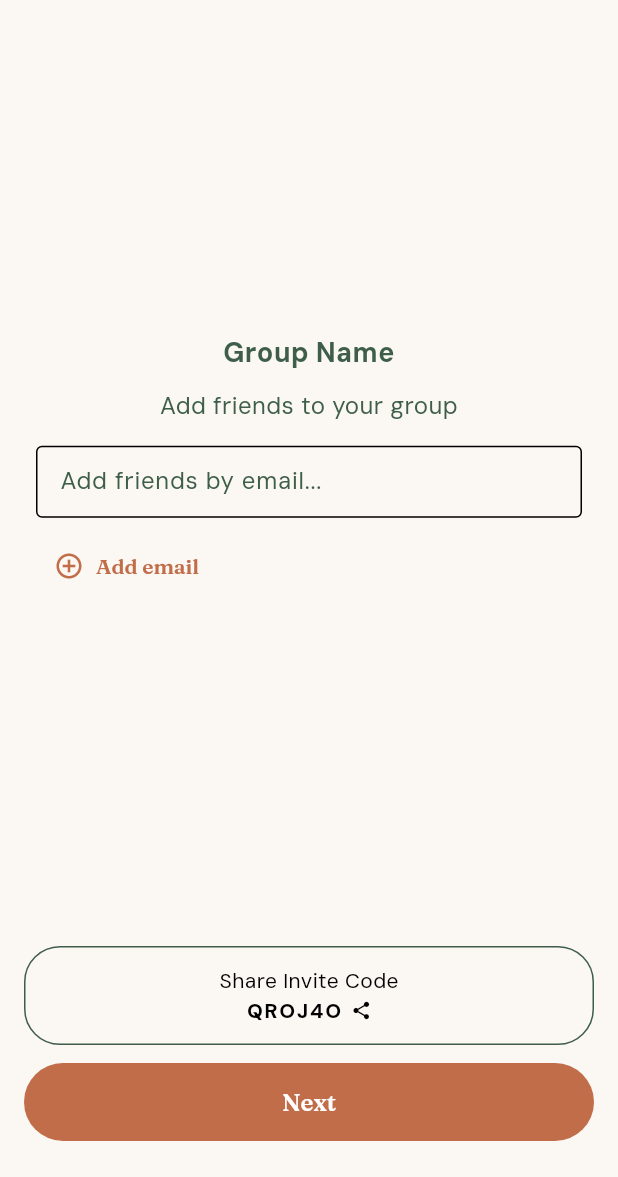
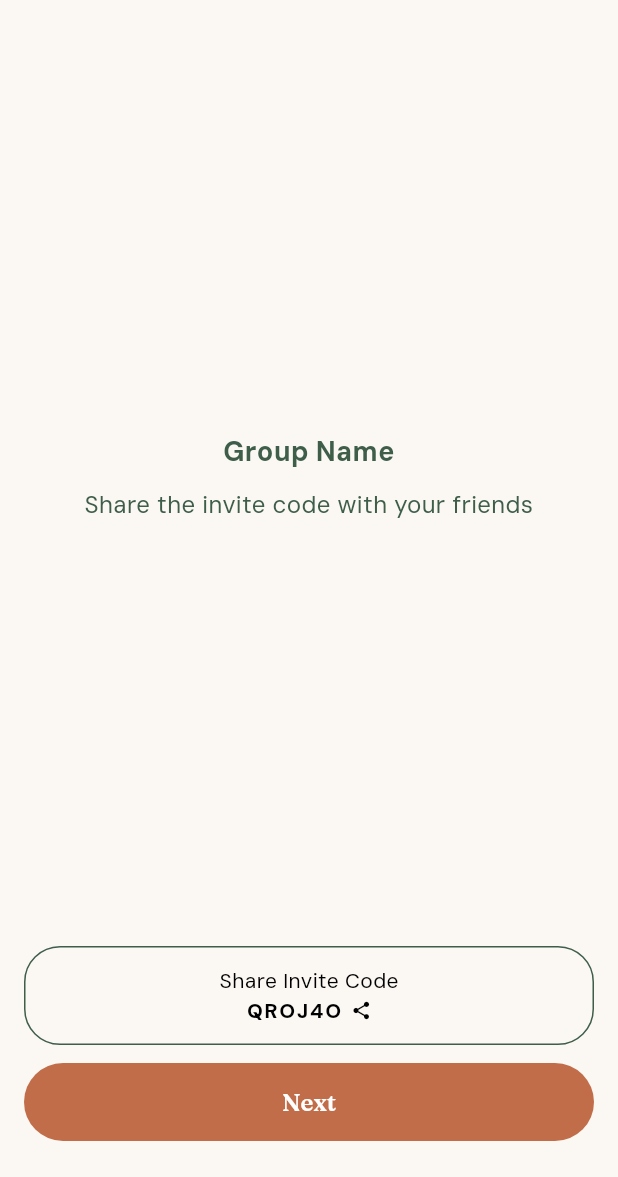
Before and after one commit to SamueleFerruggia/eda397-dit193-agile-development-project, a Flutter app: the CreateGroupStep2 screen opened directly with empty values, on a phone screen of 412 x 824 dp, the part 59-1236 px from its top. Run offline on Flutter 3.47's test engine with Material 3 defaults, Android fonts, the phone set to English and light mode, and no system bars; our stand-ins replace cloud_firestore, cross_file, firebase_auth, firebase_core, pdf, share_plus; accounts and stored records are empty.

Commit message:
Removed invite by email functionality

```diff
--- a/simpleexpense/lib/screens/create_group_step2.dart
+++ b/simpleexpense/lib/screens/create_group_step2.dart
@@ -12,12 +12,7 @@ class CreateGroupStep2 extends StatefulWidget {
   State<CreateGroupStep2> createState() => _CreateGroupStep2State();
 }
 
-final _emailRegex = RegExp(r'^[a-zA-Z0-9._%+-]+@[a-zA-Z0-9.-]+\.[a-zA-Z]{2,}$');
-
 class _CreateGroupStep2State extends State<CreateGroupStep2> {
-  final _formKey = GlobalKey<FormState>();
-  final TextEditingController _emailController = TextEditingController();
-  final List<String> _members = [];
   late String _inviteCode;
 
   @override
@@ -32,22 +27,6 @@ class _CreateGroupStep2State extends State<CreateGroupStep2> {
     return String.fromCharCodes(
       Iterable.generate(6, (_) => chars.codeUnitAt(rnd.nextInt(chars.length))),
     );
-  }
-
-  void _addMember() {
-    if (!(_formKey.currentState?.validate() ?? false)) return;
-    final email = _emailController.text.trim();
-    if (email.isEmpty) return;
-    setState(() {
-      _members.add(email);
-      _emailController.clear();
-    });
-  }
-
-  @override
-  void dispose() {
-    _emailController.dispose();
-    super.dispose();
   }
 
   @override
@@ -70,9 +49,7 @@ class _CreateGroupStep2State extends State<CreateGroupStep2> {
           onPressed: () => Navigator.of(context).pop(),
         ),
       ),
-      body: Form(
-        key: _formKey,
-        child: Column(
+      body: Column(
         children: [
           Expanded(
             child: Padding(
@@ -82,9 +59,7 @@ class _CreateGroupStep2State extends State<CreateGroupStep2> {
                 crossAxisAlignment: CrossAxisAlignment.stretch,
                 children: [
                   Text(
-                      widget.groupName.isEmpty
-                          ? 'Group Name'
-                          : widget.groupName,
+                    widget.groupName.isEmpty ? 'Group Name' : widget.groupName,
                     textAlign: TextAlign.center,
                     style: const TextStyle(
                       fontSize: 18,
@@ -93,61 +68,9 @@ class _CreateGroupStep2State extends State<CreateGroupStep2> {
                   ),
                   const SizedBox(height: 12),
                   const Text(
-                      'Add friends to your group',
+                    'Share the invite code with your friends',
                     textAlign: TextAlign.center,
                     style: TextStyle(fontSize: 16),
-                    ),
-                    const SizedBox(height: 16),
-                    TextFormField(
-                      controller: _emailController,
-                      keyboardType: TextInputType.emailAddress,
-                      decoration: const InputDecoration(
-                        hintText: 'Add friends by email...',
-                        border: OutlineInputBorder(),
-                        contentPadding: EdgeInsets.symmetric(
-                          horizontal: 12,
-                          vertical: 12,
-                        ),
-                      ),
-                      validator: (value) {
-                        final email = value?.trim() ?? '';
-                        if (email.isEmpty) return null;
-                        if (!_emailRegex.hasMatch(email)) {
-                          return 'Enter a valid email';
-                        }
-                        if (_members.contains(email)) return 'Already added';
-                        return null;
-                      },
-                      onFieldSubmitted: (_) => _addMember(),
-                    ),
-                    const SizedBox(height: 8),
-                    Align(
-                      alignment: Alignment.centerLeft,
-                      child: TextButton.icon(
-                        onPressed: _addMember,
-                        icon: const Icon(Icons.add_circle_outline, size: 20),
-                        label: const Text('Add email'),
-                      ),
-                    ),
-                    const SizedBox(height: 12),
-                    Wrap(
-                      spacing: 8,
-                      runSpacing: 8,
-                      children: _members.asMap().entries.map((entry) {
-                        final index = entry.key;
-                        final m = entry.value;
-                        final color = index.isEven
-                            ? AppTheme.primaryDark
-                            : AppTheme.primaryLight;
-                        return Chip(
-                          label: Text(m, style: TextStyle(color: color)),
-                          backgroundColor: AppTheme.background,
-                          side: BorderSide(color: color, width: 2),
-                          shape: RoundedRectangleBorder(
-                            borderRadius: BorderRadius.circular(24),
-                          ),
-                        );
-                      }).toList(),
                   ),
                 ],
               ),
@@ -162,7 +85,8 @@ class _CreateGroupStep2State extends State<CreateGroupStep2> {
                   onTap: () async {
                     await SharePlus.instance.share(
                       ShareParams(
-                          text: 'Join my group "${widget.groupName}" with code: $_inviteCode',
+                        text:
+                            'Join my group "${widget.groupName}" with code: $_inviteCode',
                         subject: 'Group Invite',
                       ),
                     );
@@ -227,7 +151,7 @@ class _CreateGroupStep2State extends State<CreateGroupStep2> {
                         MaterialPageRoute(
                           builder: (_) => CreateGroupStep3(
                             groupName: widget.groupName,
-                              invitedMembers: _members,
+                            invitedMembers: const [],
                             inviteCode: _inviteCode,
                           ),
                         ),
@@ -240,7 +164,6 @@ class _CreateGroupStep2State extends State<CreateGroupStep2> {
           ),
         ],
       ),
-      ),
     );
   }
 }
```
Lines whose indentation alone changed are shown as unchanged.
